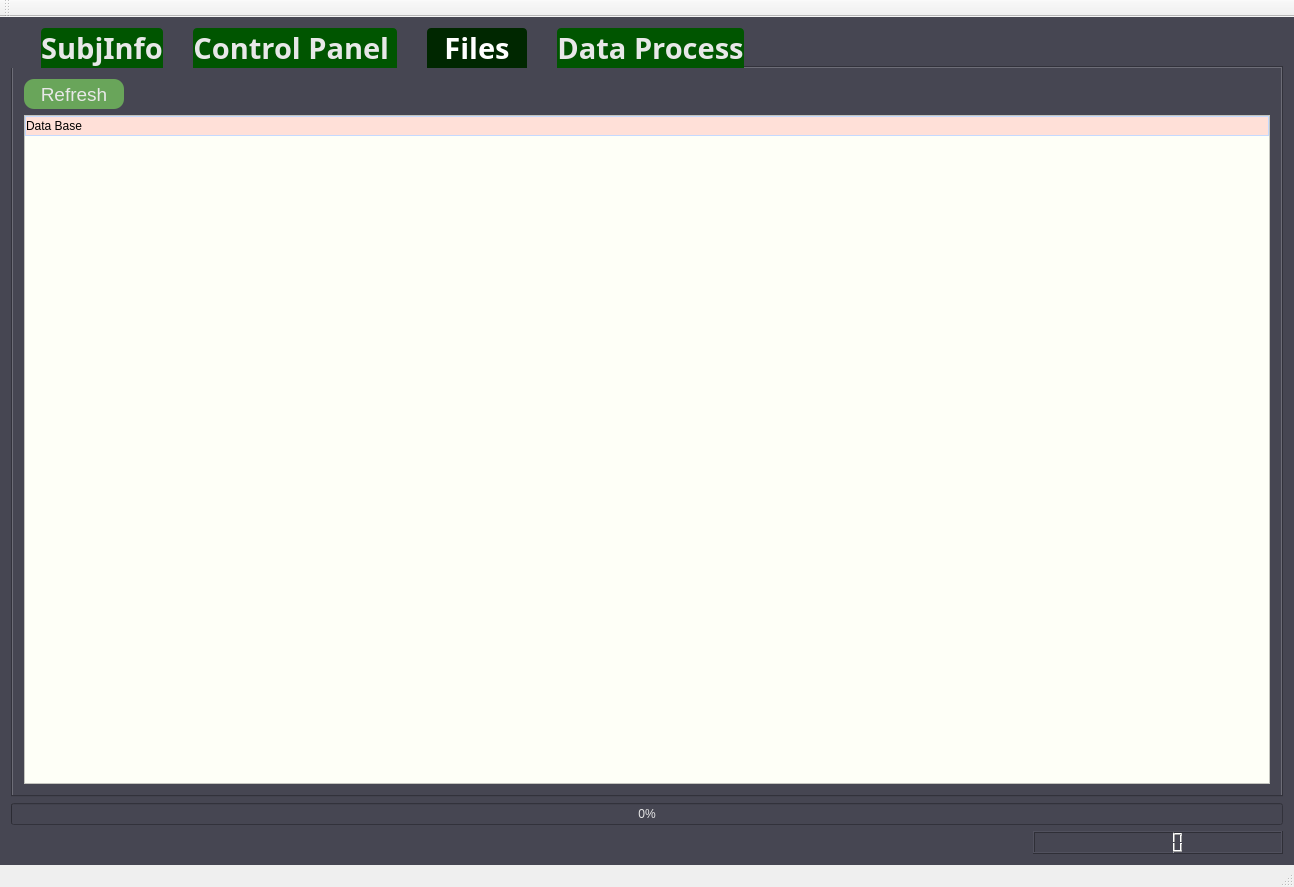
Above: nWindows/mainwindow.ui from zhaomengxiao/nWindows before the change. Below: the same form after it.
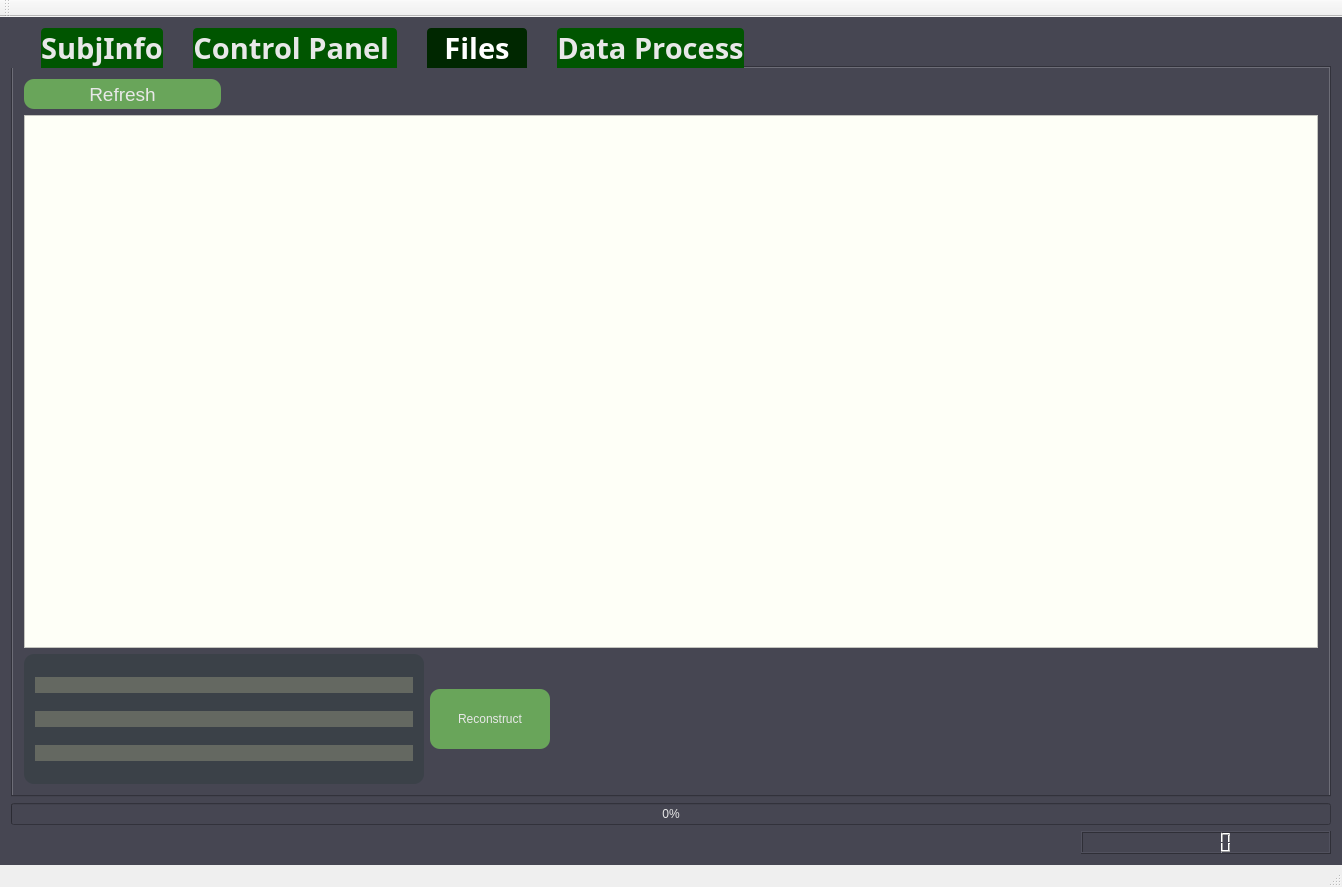
That is the form after the change. The open tabs and pages were chosen to show the change. Icons and pictures are not drawn.

```diff
--- a/nWindows/mainwindow.ui
+++ b/nWindows/mainwindow.ui
@@ -18,7 +18,39 @@
     <string notr="true">background-color:#464652;color:#E8E8E8</string>
    </property>
    <layout class="QGridLayout" name="gridLayout">
-    <item row="1" column="0">
+    <item row="3" column="0" alignment="Qt::AlignRight">
+     <widget class="QLCDNumber" name="lcdNumber_date">
+      <property name="minimumSize">
+       <size>
+        <width>250</width>
+        <height>20</height>
+       </size>
+      </property>
+      <property name="maximumSize">
+       <size>
+        <width>250</width>
+        <height>40</height>
+       </size>
+      </property>
+      <property name="layoutDirection">
+       <enum>Qt::LeftToRight</enum>
+      </property>
+     </widget>
+    </item>
+    <item row="2" column="0">
+     <widget class="QProgressBar" name="progressBar_tl">
+      <property name="enabled">
+       <bool>true</bool>
+      </property>
+      <property name="value">
+       <number>0</number>
+      </property>
+      <property name="invertedAppearance">
+       <bool>false</bool>
+      </property>
+     </widget>
+    </item>
+    <item row="0" column="0">
      <widget class="QTabWidget" name="tabWidget">
       <property name="sizePolicy">
        <sizepolicy hsizetype="Expanding" vsizetype="Expanding">
@@ -2120,21 +2152,14 @@
           </property>
          </widget>
         </item>
-        <item row="0" column="1">
-         <spacer name="horizontalSpacer_11">
-          <property name="orientation">
-           <enum>Qt::Horizontal</enum>
-          </property>
-          <property name="sizeHint" stdset="0">
-           <size>
-            <width>40</width>
-            <height>20</height>
-           </size>
-          </property>
-         </spacer>
-        </item>
-        <item row="1" column="0" colspan="2">
+        <item row="1" column="0" colspan="4">
          <widget class="QTreeWidget" name="treeWidget">
+          <property name="minimumSize">
+           <size>
+            <width>1000</width>
+            <height>500</height>
+           </size>
+          </property>
           <property name="styleSheet">
            <string notr="true">QTreeWidget{
 	
@@ -2192,6 +2217,9 @@
           <property name="animated">
            <bool>true</bool>
           </property>
+          <attribute name="headerVisible">
+           <bool>false</bool>
+          </attribute>
           <column>
            <property name="text">
             <string>Data Base</string>
@@ -2199,69 +2227,117 @@
           </column>
          </widget>
         </item>
+        <item row="2" column="0" colspan="2">
+         <widget class="QWidget" name="widget_rpath" native="true">
+          <property name="minimumSize">
+           <size>
+            <width>400</width>
+            <height>130</height>
+           </size>
+          </property>
+          <property name="styleSheet">
+           <string notr="true">QWidget{border-radius: 10px}
+
+QWidget::!hover{
+background-color: rgb(59, 65, 72);
+}
+
+
+QWidget::hover{
+background-color: rgb(59, 65, 72)}</string>
+          </property>
+          <layout class="QVBoxLayout" name="verticalLayout">
+           <item>
+            <widget class="QLineEdit" name="lineEdit_rdate">
+             <property name="styleSheet">
+              <string notr="true">background-color: rgb(100, 104, 97);
+border-radius: 10px;
+font: 87 18pt &quot;Arial Black&quot;;</string>
+             </property>
+            </widget>
+           </item>
+           <item>
+            <widget class="QLineEdit" name="lineEdit_rsubjn">
+             <property name="styleSheet">
+              <string notr="true">background-color: rgb(100, 104, 97);
+border-radius: 10px;
+font: 87 18pt &quot;Arial Black&quot;;</string>
+             </property>
+            </widget>
+           </item>
+           <item>
+            <widget class="QLineEdit" name="lineEdit_rtn">
+             <property name="styleSheet">
+              <string notr="true">background-color: rgb(100, 104, 97);
+border-radius: 10px;
+font: 87 18pt &quot;Arial Black&quot;;</string>
+             </property>
+            </widget>
+           </item>
+          </layout>
+         </widget>
+        </item>
+        <item row="2" column="2">
+         <widget class="QPushButton" name="pushButton_2">
+          <property name="minimumSize">
+           <size>
+            <width>120</width>
+            <height>60</height>
+           </size>
+          </property>
+          <property name="styleSheet">
+           <string notr="true">QPushButton{border-radius: 10px;
+font: 14pt &quot;Arial&quot;;
+
+}
+
+QPushButton::!hover{
+background-color: rgb(105, 165, 90)}
+
+QPushButton::hover{
+background-color: rgb(76, 120, 65)}
+</string>
+          </property>
+          <property name="text">
+           <string>Reconstruct</string>
+          </property>
+         </widget>
+        </item>
+        <item row="2" column="3">
+         <spacer name="horizontalSpacer_9">
+          <property name="orientation">
+           <enum>Qt::Horizontal</enum>
+          </property>
+          <property name="sizeHint" stdset="0">
+           <size>
+            <width>40</width>
+            <height>20</height>
+           </size>
+          </property>
+         </spacer>
+        </item>
+        <item row="0" column="1" colspan="3">
+         <spacer name="horizontalSpacer_11">
+          <property name="orientation">
+           <enum>Qt::Horizontal</enum>
+          </property>
+          <property name="sizeHint" stdset="0">
+           <size>
+            <width>40</width>
+            <height>20</height>
+           </size>
+          </property>
+         </spacer>
+        </item>
        </layout>
       </widget>
       <widget class="QWidget" name="tab_3">
        <attribute name="title">
         <string>Data Process</string>
        </attribute>
-       <widget class="QPushButton" name="pushButton_2">
-        <property name="geometry">
-         <rect>
-          <x>90</x>
-          <y>70</y>
-          <width>131</width>
-          <height>71</height>
-         </rect>
-        </property>
-        <property name="styleSheet">
-         <string notr="true">QPushButton{border-radius: 10px}
-
-QPushButton::!hover{
-background-color: rgb(105, 165, 90)}
-
-QPushButton::hover{
-background-color: rgb(76, 120, 65)}</string>
-        </property>
-        <property name="text">
-         <string>Read Cali</string>
-        </property>
-       </widget>
       </widget>
      </widget>
     </item>
-    <item row="3" column="0" alignment="Qt::AlignRight">
-     <widget class="QLCDNumber" name="lcdNumber_date">
-      <property name="minimumSize">
-       <size>
-        <width>250</width>
-        <height>20</height>
-       </size>
-      </property>
-      <property name="maximumSize">
-       <size>
-        <width>250</width>
-        <height>40</height>
-       </size>
-      </property>
-      <property name="layoutDirection">
-       <enum>Qt::LeftToRight</enum>
-      </property>
-     </widget>
-    </item>
-    <item row="2" column="0">
-     <widget class="QProgressBar" name="progressBar_tl">
-      <property name="enabled">
-       <bool>true</bool>
-      </property>
-      <property name="value">
-       <number>0</number>
-      </property>
-      <property name="invertedAppearance">
-       <bool>false</bool>
-      </property>
-     </widget>
-    </item>
    </layout>
   </widget>
   <widget class="QMenuBar" name="menuBar">
```
Left out of the diff: 96 changed lines with no effect on the pictures.
